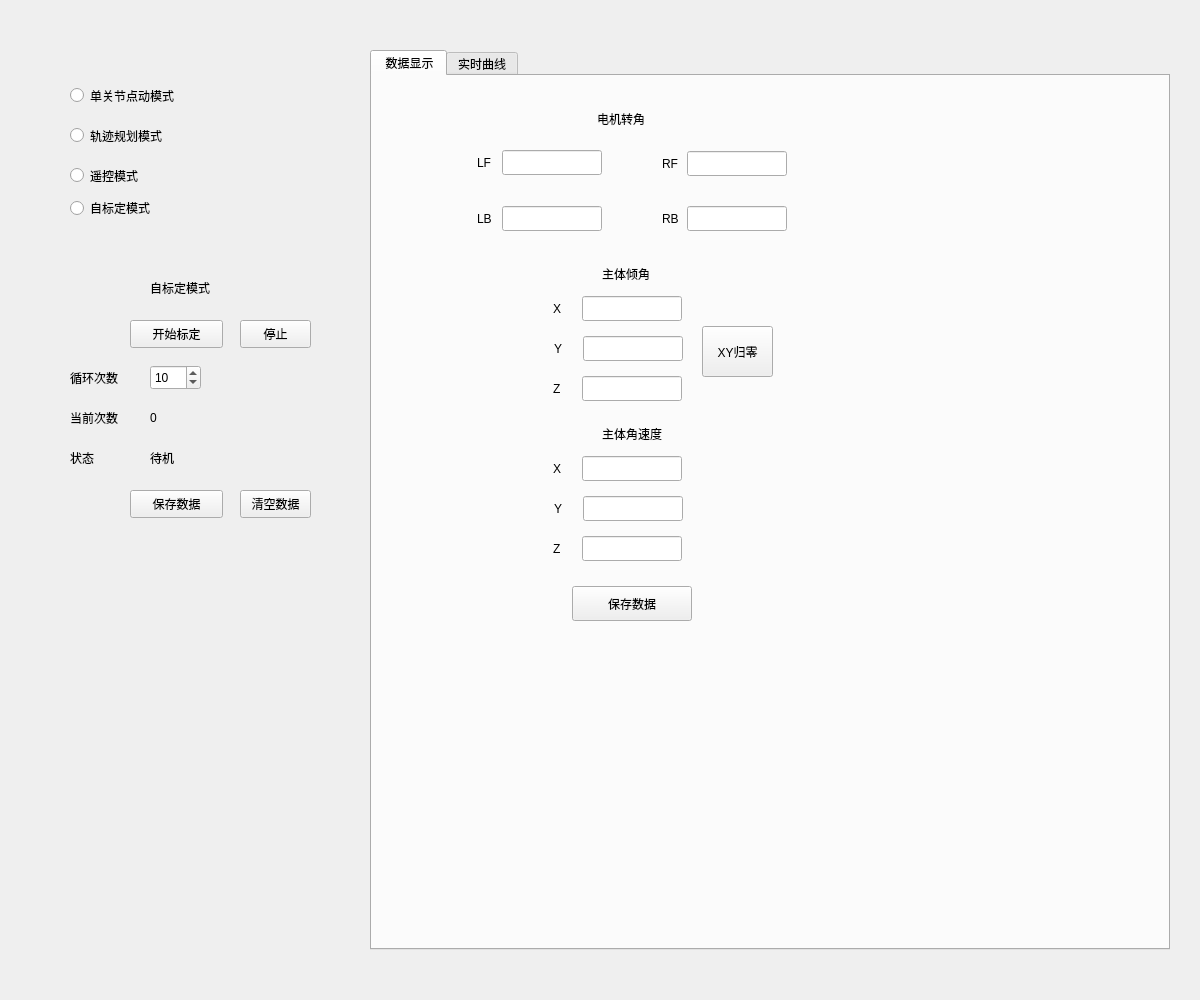
First picture: the form in mainUI.ui, repository WWuuGGi/cd1025, before the edit.
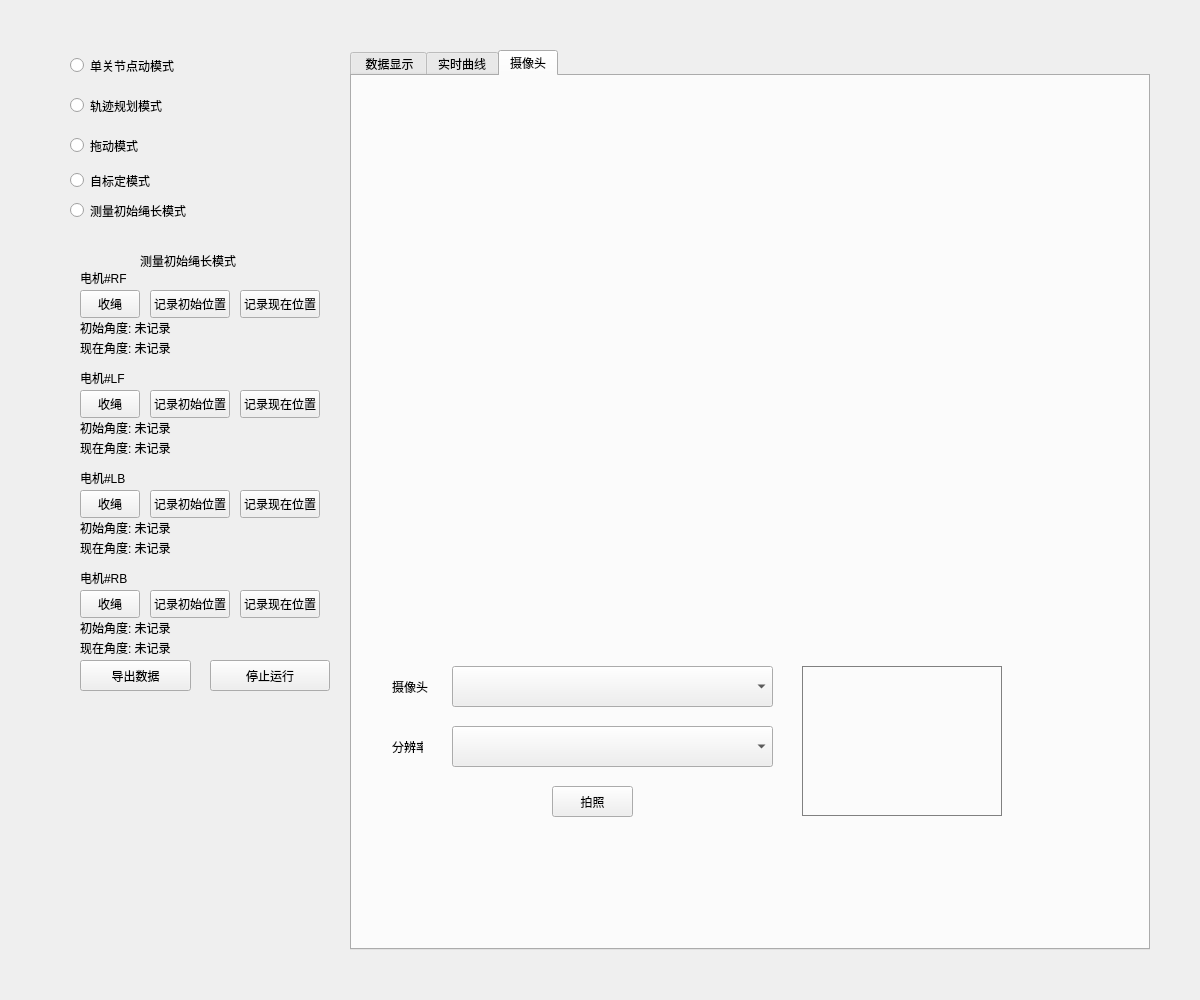
Second picture: the form after the edit. The open tabs and pages were chosen to show the change. Custom widgets are drawn as their Qt base class.

```diff
--- a/mainUI.ui
+++ b/mainUI.ui
@@ -117,7 +117,7 @@
      <property name="geometry">
       <rect>
        <x>70</x>
-       <y>70</y>
+       <y>40</y>
        <width>141</width>
        <height>31</height>
       </rect>
@@ -130,7 +130,7 @@
      <property name="geometry">
       <rect>
        <x>70</x>
-       <y>110</y>
+       <y>80</y>
        <width>141</width>
        <height>31</height>
       </rect>
@@ -143,13 +143,13 @@
      <property name="geometry">
       <rect>
        <x>70</x>
-       <y>150</y>
+       <y>120</y>
        <width>141</width>
        <height>31</height>
       </rect>
      </property>
      <property name="text">
-      <string>遥控模式</string>
+      <string>拖动模式</string>
      </property>
     </widget>
     <widget class="QStackedWidget" name="modeStackedWidget">
@@ -158,12 +158,365 @@
        <x>50</x>
        <y>230</y>
        <width>291</width>
-       <height>481</height>
+       <height>461</height>
       </rect>
      </property>
      <property name="currentIndex">
       <number>3</number>
      </property>
+     <widget class="QWidget" name="MeasureRopeModePage">
+      <widget class="QLabel" name="measureRopeTitleLabel">
+       <property name="geometry">
+        <rect>
+         <x>90</x>
+         <y>10</y>
+         <width>121</width>
+         <height>21</height>
+        </rect>
+       </property>
+       <property name="text">
+        <string>测量初始绳长模式</string>
+       </property>
+      </widget>
+      <widget class="QLabel" name="label_Measure_RF">
+       <property name="geometry">
+        <rect>
+         <x>30</x>
+         <y>30</y>
+         <width>72</width>
+         <height>15</height>
+        </rect>
+       </property>
+       <property name="text">
+        <string>电机#RF</string>
+       </property>
+      </widget>
+      <widget class="QPushButton" name="tightRopeBtn_Measure_RF">
+       <property name="geometry">
+        <rect>
+         <x>30</x>
+         <y>50</y>
+         <width>60</width>
+         <height>28</height>
+        </rect>
+       </property>
+       <property name="text">
+        <string>收绳</string>
+       </property>
+      </widget>
+      <widget class="QPushButton" name="recordInitialBtn_RF">
+       <property name="geometry">
+        <rect>
+         <x>100</x>
+         <y>50</y>
+         <width>80</width>
+         <height>28</height>
+        </rect>
+       </property>
+       <property name="text">
+        <string>记录初始位置</string>
+       </property>
+      </widget>
+      <widget class="QPushButton" name="recordCurrentBtn_RF">
+       <property name="geometry">
+        <rect>
+         <x>190</x>
+         <y>50</y>
+         <width>80</width>
+         <height>28</height>
+        </rect>
+       </property>
+       <property name="text">
+        <string>记录现在位置</string>
+       </property>
+      </widget>
+      <widget class="QLabel" name="initialAngleLabel_RF">
+       <property name="geometry">
+        <rect>
+         <x>30</x>
+         <y>80</y>
+         <width>240</width>
+         <height>15</height>
+        </rect>
+       </property>
+       <property name="text">
+        <string>初始角度: 未记录</string>
+       </property>
+      </widget>
+      <widget class="QLabel" name="currentAngleLabel_RF">
+       <property name="geometry">
+        <rect>
+         <x>30</x>
+         <y>100</y>
+         <width>240</width>
+         <height>15</height>
+        </rect>
+       </property>
+       <property name="text">
+        <string>现在角度: 未记录</string>
+       </property>
+      </widget>
+      <widget class="QLabel" name="label_Measure_LF">
+       <property name="geometry">
+        <rect>
+         <x>30</x>
+         <y>130</y>
+         <width>72</width>
+         <height>15</height>
+        </rect>
+       </property>
+       <property name="text">
+        <string>电机#LF</string>
+       </property>
+      </widget>
+      <widget class="QPushButton" name="tightRopeBtn_Measure_LF">
+       <property name="geometry">
+        <rect>
+         <x>30</x>
+         <y>150</y>
+         <width>60</width>
+         <height>28</height>
+        </rect>
+       </property>
+       <property name="text">
+        <string>收绳</string>
+       </property>
+      </widget>
+      <widget class="QPushButton" name="recordInitialBtn_LF">
+       <property name="geometry">
+        <rect>
+         <x>100</x>
+         <y>150</y>
+         <width>80</width>
+         <height>28</height>
+        </rect>
+       </property>
+       <property name="text">
+        <string>记录初始位置</string>
+       </property>
+      </widget>
+      <widget class="QPushButton" name="recordCurrentBtn_LF">
+       <property name="geometry">
+        <rect>
+         <x>190</x>
+         <y>150</y>
+         <width>80</width>
+         <height>28</height>
+        </rect>
+       </property>
+       <property name="text">
+        <string>记录现在位置</string>
+       </property>
+      </widget>
+      <widget class="QLabel" name="initialAngleLabel_LF">
+       <property name="geometry">
+        <rect>
+         <x>30</x>
+         <y>180</y>
+         <width>240</width>
+         <height>15</height>
+        </rect>
+       </property>
+       <property name="text">
+        <string>初始角度: 未记录</string>
+       </property>
+      </widget>
+      <widget class="QLabel" name="currentAngleLabel_LF">
+       <property name="geometry">
+        <rect>
+         <x>30</x>
+         <y>200</y>
+         <width>240</width>
+         <height>15</height>
+        </rect>
+       </property>
+       <property name="text">
+        <string>现在角度: 未记录</string>
+       </property>
+      </widget>
+      <widget class="QLabel" name="label_Measure_LB">
+       <property name="geometry">
+        <rect>
+         <x>30</x>
+         <y>230</y>
+         <width>72</width>
+         <height>15</height>
+        </rect>
+       </property>
+       <property name="text">
+        <string>电机#LB</string>
+       </property>
+      </widget>
+      <widget class="QPushButton" name="tightRopeBtn_Measure_LB">
+       <property name="geometry">
+        <rect>
+         <x>30</x>
+         <y>250</y>
+         <width>60</width>
+         <height>28</height>
+        </rect>
+       </property>
+       <property name="text">
+        <string>收绳</string>
+       </property>
+      </widget>
+      <widget class="QPushButton" name="recordInitialBtn_LB">
+       <property name="geometry">
+        <rect>
+         <x>100</x>
+         <y>250</y>
+         <width>80</width>
+         <height>28</height>
+        </rect>
+       </property>
+       <property name="text">
+        <string>记录初始位置</string>
+       </property>
+      </widget>
+      <widget class="QPushButton" name="recordCurrentBtn_LB">
+       <property name="geometry">
+        <rect>
+         <x>190</x>
+         <y>250</y>
+         <width>80</width>
+         <height>28</height>
+        </rect>
+       </property>
+       <property name="text">
+        <string>记录现在位置</string>
+       </property>
+      </widget>
+      <widget class="QLabel" name="initialAngleLabel_LB">
+       <property name="geometry">
+        <rect>
+         <x>30</x>
+         <y>280</y>
+         <width>240</width>
+         <height>15</height>
+        </rect>
+       </property>
+       <property name="text">
+        <string>初始角度: 未记录</string>
+       </property>
+      </widget>
+      <widget class="QLabel" name="currentAngleLabel_LB">
+       <property name="geometry">
+        <rect>
+         <x>30</x>
+         <y>300</y>
+         <width>240</width>
+         <height>15</height>
+        </rect>
+       </property>
+       <property name="text">
+        <string>现在角度: 未记录</string>
+       </property>
+      </widget>
+      <widget class="QLabel" name="label_Measure_RB">
+       <property name="geometry">
+        <rect>
+         <x>30</x>
+         <y>330</y>
+         <width>72</width>
+         <height>15</height>
+        </rect>
+       </property>
+       <property name="text">
+        <string>电机#RB</string>
+       </property>
+      </widget>
+      <widget class="QPushButton" name="tightRopeBtn_Measure_RB">
+       <property name="geometry">
+        <rect>
+         <x>30</x>
+         <y>350</y>
+         <width>60</width>
+         <height>28</height>
+        </rect>
+       </property>
+       <property name="text">
+        <string>收绳</string>
+       </property>
+      </widget>
+      <widget class="QPushButton" name="recordInitialBtn_RB">
+       <property name="geometry">
+        <rect>
+         <x>100</x>
+         <y>350</y>
+         <width>80</width>
+         <height>28</height>
+        </rect>
+       </property>
+       <property name="text">
+        <string>记录初始位置</string>
+       </property>
+      </widget>
+      <widget class="QPushButton" name="recordCurrentBtn_RB">
+       <property name="geometry">
+        <rect>
+         <x>190</x>
+         <y>350</y>
+         <width>80</width>
+         <height>28</height>
+        </rect>
+       </property>
+       <property name="text">
+        <string>记录现在位置</string>
+       </property>
+      </widget>
+      <widget class="QLabel" name="initialAngleLabel_RB">
+       <property name="geometry">
+        <rect>
+         <x>30</x>
+         <y>380</y>
+         <width>240</width>
+         <height>15</height>
+        </rect>
+       </property>
+       <property name="text">
+        <string>初始角度: 未记录</string>
+       </property>
+      </widget>
+      <widget class="QLabel" name="currentAngleLabel_RB">
+       <property name="geometry">
+        <rect>
+         <x>30</x>
+         <y>400</y>
+         <width>240</width>
+         <height>15</height>
+        </rect>
+       </property>
+       <property name="text">
+        <string>现在角度: 未记录</string>
+       </property>
+      </widget>
+      <widget class="QPushButton" name="measureRopeLengthStopBtn">
+       <property name="geometry">
+        <rect>
+         <x>160</x>
+         <y>420</y>
+         <width>120</width>
+         <height>31</height>
+        </rect>
+       </property>
+       <property name="text">
+        <string>停止运行</string>
+       </property>
+      </widget>
+      <widget class="QPushButton" name="exportDataBtn">
+       <property name="geometry">
+        <rect>
+         <x>30</x>
+         <y>420</y>
+         <width>111</width>
+         <height>31</height>
+        </rect>
+       </property>
+       <property name="text">
+        <string>导出数据</string>
+       </property>
+      </widget>
+     </widget>
      <widget class="QWidget" name="SModePage">
       <widget class="QLabel" name="label_3">
        <property name="geometry">
@@ -753,10 +1106,10 @@
       <widget class="QLabel" name="scStatusLabel">
        <property name="geometry">
         <rect>
-         <x>100</x>
-         <y>210</y>
-         <width>100</width>
-         <height>15</height>
+         <x>80</x>
+         <y>200</y>
+         <width>181</width>
+         <height>51</height>
         </rect>
        </property>
        <property name="text">
@@ -766,10 +1119,10 @@
       <widget class="QPushButton" name="scSaveDataBtn">
        <property name="geometry">
         <rect>
-         <x>80</x>
-         <y>250</y>
-         <width>93</width>
-         <height>28</height>
+         <x>90</x>
+         <y>330</y>
+         <width>91</width>
+         <height>31</height>
         </rect>
        </property>
        <property name="text">
@@ -780,9 +1133,9 @@
        <property name="geometry">
         <rect>
          <x>190</x>
-         <y>250</y>
-         <width>71</width>
-         <height>28</height>
+         <y>330</y>
+         <width>91</width>
+         <height>31</height>
         </rect>
        </property>
        <property name="text">
@@ -794,7 +1147,7 @@
     <widget class="QTabWidget" name="tabWidget">
      <property name="geometry">
       <rect>
-       <x>370</x>
+       <x>350</x>
        <y>40</y>
        <width>800</width>
        <height>900</height>
@@ -1128,20 +1481,113 @@
        </property>
       </widget>
      </widget>
+     <widget class="QWidget" name="cameraPage">
+      <attribute name="title">
+       <string>摄像头</string>
+      </attribute>
+      <widget class="QPushButton" name="shootBtn">
+       <property name="geometry">
+        <rect>
+         <x>200</x>
+         <y>710</y>
+         <width>81</width>
+         <height>31</height>
+        </rect>
+       </property>
+       <property name="text">
+        <string>拍照</string>
+       </property>
+      </widget>
+      <widget class="QComboBox" name="cameraSel">
+       <property name="geometry">
+        <rect>
+         <x>100</x>
+         <y>590</y>
+         <width>321</width>
+         <height>41</height>
+        </rect>
+       </property>
+      </widget>
+      <widget class="QComboBox" name="resolutionSel">
+       <property name="geometry">
+        <rect>
+         <x>100</x>
+         <y>650</y>
+         <width>321</width>
+         <height>41</height>
+        </rect>
+       </property>
+      </widget>
+      <widget class="QLabel" name="label_27">
+       <property name="geometry">
+        <rect>
+         <x>40</x>
+         <y>600</y>
+         <width>41</width>
+         <height>21</height>
+        </rect>
+       </property>
+       <property name="text">
+        <string>摄像头</string>
+       </property>
+      </widget>
+      <widget class="QLabel" name="label_28">
+       <property name="geometry">
+        <rect>
+         <x>40</x>
+         <y>660</y>
+         <width>31</width>
+         <height>21</height>
+        </rect>
+       </property>
+       <property name="text">
+        <string>分辨率</string>
+       </property>
+      </widget>
+      <widget class="QLabel" name="photoLabel">
+       <property name="geometry">
+        <rect>
+         <x>450</x>
+         <y>590</y>
+         <width>200</width>
+         <height>150</height>
+        </rect>
+       </property>
+       <property name="styleSheet">
+        <string notr="true">border: 1px solid gray;</string>
+       </property>
+       <property name="text">
+        <string/>
+       </property>
+      </widget>
+     </widget>
     </widget>
     <widget class="QRadioButton" name="SCModeBtn">
      <property name="geometry">
       <rect>
        <x>70</x>
-       <y>190</y>
+       <y>160</y>
        <width>161</width>
-       <height>16</height>
+       <height>21</height>
       </rect>
      </property>
      <property name="text">
       <string>自标定模式</string>
      </property>
     </widget>
+    <widget class="QRadioButton" name="MeasureRopeModeBtn">
+     <property name="geometry">
+      <rect>
+       <x>70</x>
+       <y>190</y>
+       <width>161</width>
+       <height>21</height>
+      </rect>
+     </property>
+     <property name="text">
+      <string>测量初始绳长模式</string>
+     </property>
+    </widget>
     <zorder>tabWidget</zorder>
     <zorder>SModeBtn</zorder>
     <zorder>TModeBtn</zorder>
```
Left out of the diff: 155 changed lines with no effect on the pictures.
